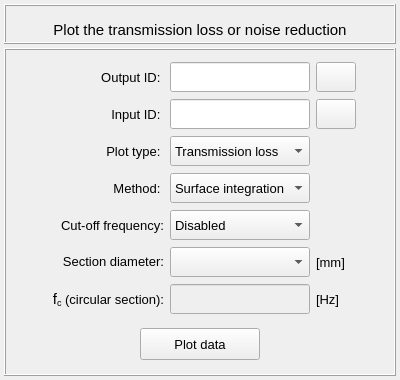
This is vibra/interface/data/ui_files/plots/acoustic/transmission_loss_inputs.ui in MOPT-UFSC/VIBRA as Qt 5 draws it before an edit. The edited form follows.
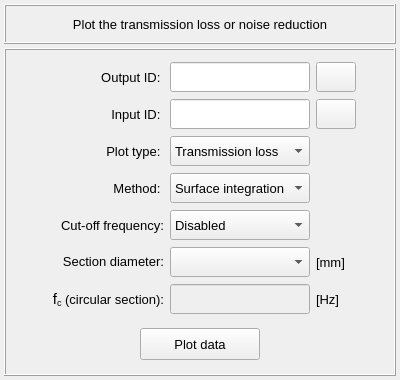
This is the edited form. Icons and pictures are not drawn.

The edit to the form file:
```diff
--- a/vibra/interface/data/ui_files/plots/acoustic/transmission_loss_inputs.ui
+++ b/vibra/interface/data/ui_files/plots/acoustic/transmission_loss_inputs.ui
@@ -65,6 +65,21 @@
       <enum>QFrame::Shadow::Raised</enum>
      </property>
      <layout class="QGridLayout" name="gridLayout_4">
+      <property name="leftMargin">
+       <number>0</number>
+      </property>
+      <property name="topMargin">
+       <number>0</number>
+      </property>
+      <property name="rightMargin">
+       <number>0</number>
+      </property>
+      <property name="bottomMargin">
+       <number>0</number>
+      </property>
+      <property name="spacing">
+       <number>0</number>
+      </property>
       <item row="0" column="0">
        <widget class="QLabel" name="label">
         <property name="minimumSize">
@@ -81,8 +96,8 @@
         </property>
         <property name="font">
          <font>
-          <family>MS Shell Dlg 2</family>
-          <pointsize>11</pointsize>
+          <family>Segoe UI</family>
+          <pointsize>10</pointsize>
           <italic>false</italic>
           <bold>false</bold>
          </font>
```
